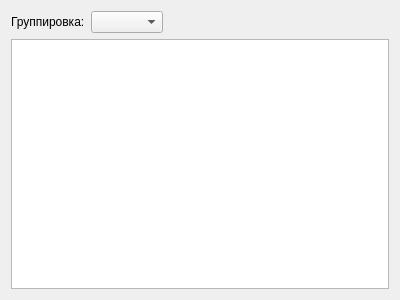
This is src/therapeutist/examinationlistreport.ui in megakoko/m-system as Qt 5 draws it before an edit. The edited form follows.
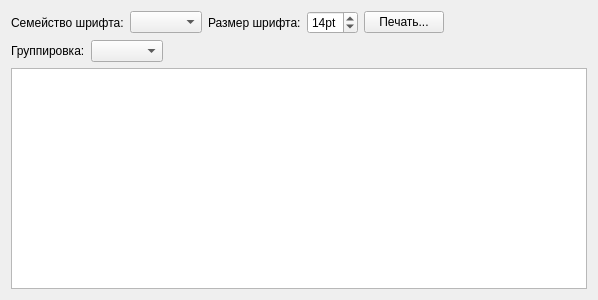
This is the edited form.

Commit message: Добавил печать отчета об осмотрах.

Patch:
```diff
--- a/src/therapeutist/examinationlistreport.ui
+++ b/src/therapeutist/examinationlistreport.ui
@@ -6,7 +6,7 @@
    <rect>
     <x>0</x>
     <y>0</y>
-    <width>400</width>
+    <width>598</width>
     <height>300</height>
    </rect>
   </property>
@@ -14,6 +14,63 @@
    <string>Form</string>
   </property>
   <layout class="QVBoxLayout" name="verticalLayout">
+   <item>
+    <layout class="QHBoxLayout" name="horizontalLayout_2">
+     <item>
+      <widget class="QLabel" name="label_2">
+       <property name="text">
+        <string>Семейство шрифта:</string>
+       </property>
+      </widget>
+     </item>
+     <item>
+      <widget class="QComboBox" name="m_fontFamily"/>
+     </item>
+     <item>
+      <widget class="QLabel" name="label_3">
+       <property name="text">
+        <string>Размер шрифта:</string>
+       </property>
+      </widget>
+     </item>
+     <item>
+      <widget class="QSpinBox" name="m_fontSize">
+       <property name="suffix">
+        <string>pt</string>
+       </property>
+       <property name="minimum">
+        <number>10</number>
+       </property>
+       <property name="maximum">
+        <number>18</number>
+       </property>
+       <property name="value">
+        <number>14</number>
+       </property>
+      </widget>
+     </item>
+     <item>
+      <widget class="QPushButton" name="m_print">
+       <property name="text">
+        <string>Печать...</string>
+       </property>
+      </widget>
+     </item>
+     <item>
+      <spacer name="horizontalSpacer_2">
+       <property name="orientation">
+        <enum>Qt::Horizontal</enum>
+       </property>
+       <property name="sizeHint" stdset="0">
+        <size>
+         <width>40</width>
+         <height>20</height>
+        </size>
+       </property>
+      </spacer>
+     </item>
+    </layout>
+   </item>
    <item>
     <layout class="QHBoxLayout" name="horizontalLayout">
      <item>
```
The commit also changes 2 other files.
